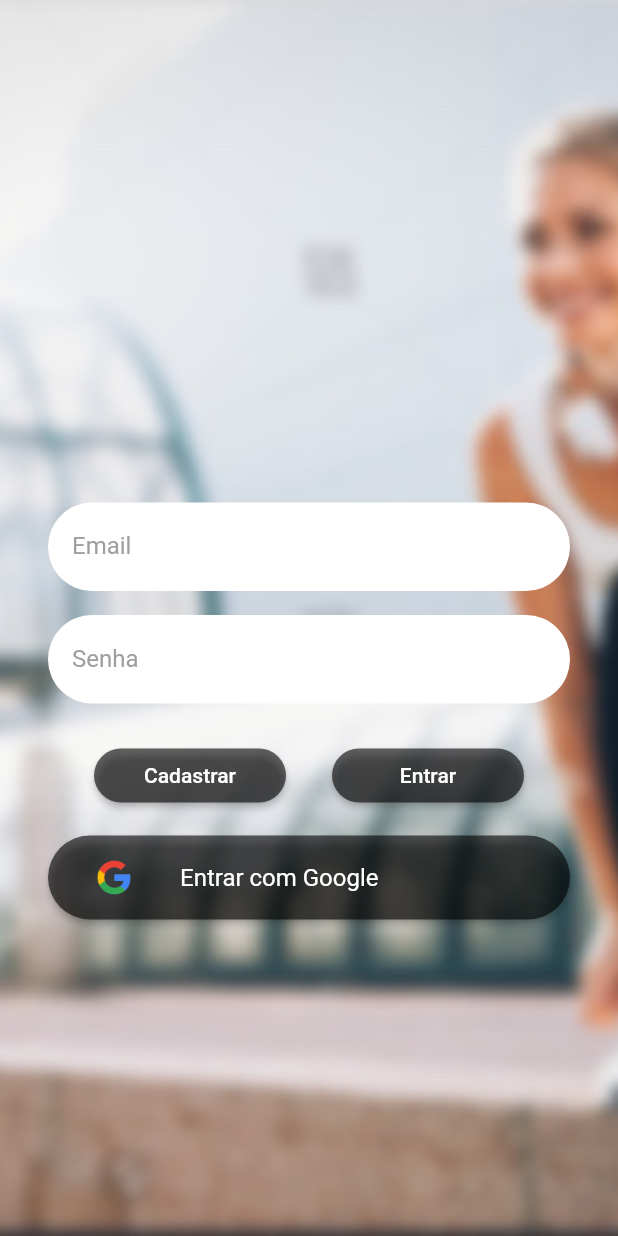
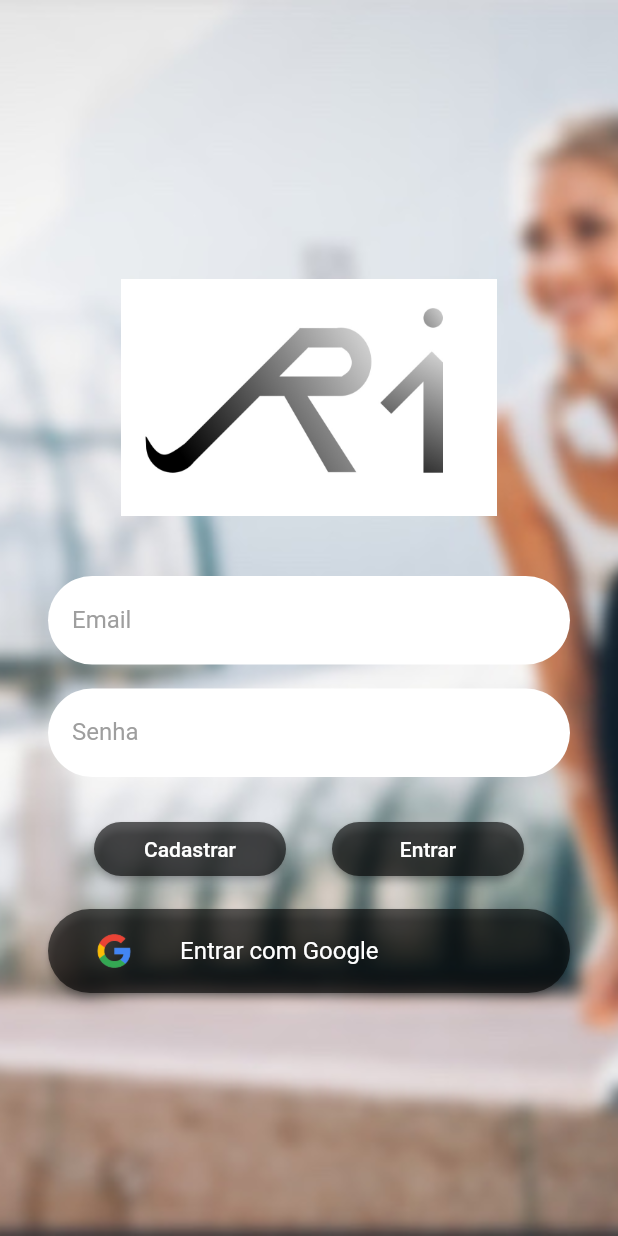
Before and after one commit to RunInBrasil/RunInApp, a Flutter app: the screen it shows after launch, on a phone screen of 412 x 824 dp. Run offline on Flutter 3.47's test engine with Material 2 defaults, Android fonts, the phone set to English and light mode, and no system bars; our stand-ins replace firebase_auth, firebase_core, firebase_database, google_sign_in; missing offline and left inert: countdown; accounts and stored records are empty; statements that could not run were skipped.

```diff
--- a/run_in/lib/login.dart
+++ b/run_in/lib/login.dart
@@ -34,7 +34,8 @@ class LoginPage extends StatelessWidget {
         body: Container(
             decoration: new BoxDecoration(
                 image: new DecorationImage(
-                    image: new AssetImage("assets/images/lacing-shoes.jpg"), fit: BoxFit.cover)),
+                    image: new AssetImage("assets/images/lacing-shoes.jpg"),
+                    fit: BoxFit.cover)),
             child: new LoginPageFrame()));
   }
 }
@@ -73,6 +74,7 @@ class _LoginPageState extends State<LoginPageFrame> {
   var toRegister = false;
   final emailController = TextEditingController();
   final passwordController = TextEditingController();
+  final loading = false;
 
   @override
   void dispose() {
@@ -86,11 +88,22 @@ class _LoginPageState extends State<LoginPageFrame> {
     if (!toRegister) {
       return new Center(
         child: Padding(
-          padding: const EdgeInsets.only(left: 32.0, right: 32.0, top: 124.0),
+          padding: const EdgeInsets.only(left: 32.0, right: 32.0, top: 0.0),
           child: new Column(
             mainAxisAlignment: MainAxisAlignment.center,
             crossAxisAlignment: CrossAxisAlignment.stretch,
             children: <Widget>[
+              Padding(
+                padding: const EdgeInsets.all(32.0),
+                child: Container(
+                  height: 158.0,
+                  decoration: new BoxDecoration(
+                      image: new DecorationImage(
+                          image: new AssetImage(
+                              "assets/images/logo.jpg"),
+                          fit: BoxFit.scaleDown)),
+                ),
+              ),
               Padding(
                 padding: const EdgeInsets.only(top: 8.0, bottom: 8.0),
                 child: Container(
@@ -207,12 +220,27 @@ class _LoginPageState extends State<LoginPageFrame> {
     } else {
       return new Center(
         child: Padding(
-          padding: const EdgeInsets.only(left: 64.0, right: 64.0, top: 21.0, bottom: 32.0),
+          padding: const EdgeInsets.only(
+              left: 64.0, right: 64.0, top: 21.0, bottom: 32.0),
           child: new Column(
             mainAxisAlignment: MainAxisAlignment.center,
             crossAxisAlignment: CrossAxisAlignment.stretch,
             children: <Widget>[
               Spacer(),
+              Padding(
+                padding: const EdgeInsets.all(32.0),
+                  child: BackdropFilter(filter: new ImageFilter.blur(sigmaX: 0.0, sigmaY: 0.0),
+                  child: Container(
+                    height: 158.0,
+                    width: 400.0,
+                    decoration: new BoxDecoration(
+                        image: new DecorationImage(
+                            image: new AssetImage(
+                                "assets/images/logo.png"),
+                            fit: BoxFit.contain)),
+                  ),
+                ),
+              ),
               Padding(
                 padding: const EdgeInsets.only(top: 8.0, bottom: 16.0),
                 child: Container(
```
Also changed, not shown: run_in/assets/images/logo.jpg (added), run_in/assets/images/logo.png (added). Lines whose indentation alone changed are shown as unchanged.
